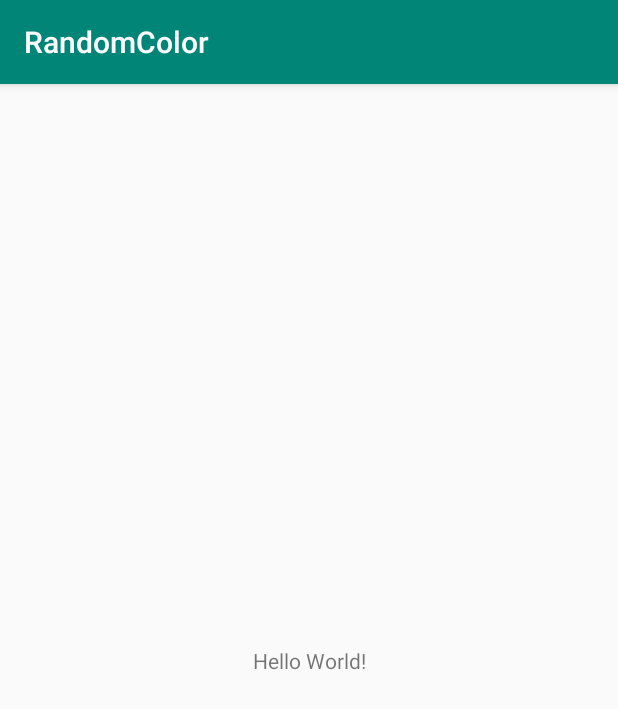
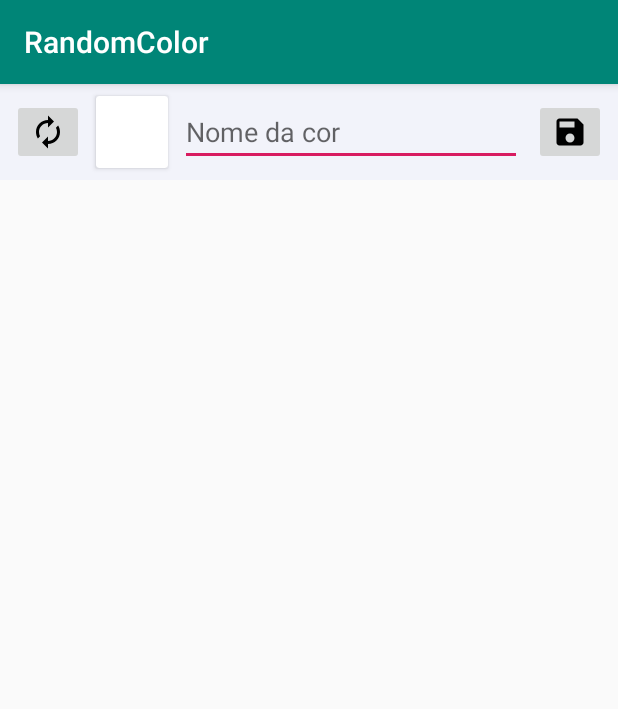
Before and after one commit to programacaodinamica/RandomColor, an Android app: the screen it shows after launch (MainActivity), on a phone screen of 412 x 824 dp. Shown: the top 709 px of the screen. Run offline under Robolectric (Android 15) with nearby library versions, the phone set to English and light mode, and no system bars.

Commit message:
created model; added fragment; working on ui elements: cardview and recyclerview

```diff
--- a/app/build.gradle
+++ b/app/build.gradle
@@ -3,6 +3,8 @@ apply plugin: 'com.android.application'
 apply plugin: 'kotlin-android'
 
 apply plugin: 'kotlin-android-extensions'
+
+apply plugin: 'kotlin-kapt'
 
 android {
     compileSdkVersion 29
@@ -24,11 +26,16 @@ android {
 }
 
 dependencies {
+    def lifecycle_version = "2.1.0"
+
     implementation fileTree(dir: 'libs', include: ['*.jar'])
     implementation "org.jetbrains.kotlin:kotlin-stdlib-jdk7:$kotlin_version"
     implementation 'androidx.appcompat:appcompat:1.1.0'
-    implementation 'androidx.core:core-ktx:1.0.2'
+    implementation 'androidx.core:core-ktx:1.1.0'
     implementation 'androidx.constraintlayout:constraintlayout:1.1.3'
+
+    implementation "androidx.lifecycle:lifecycle-extensions:$lifecycle_version"
+    kapt "androidx.lifecycle:lifecycle-compiler:$lifecycle_version"
     testImplementation 'junit:junit:4.12'
     androidTestImplementation 'androidx.test:runner:1.2.0'
     androidTestImplementation 'androidx.test.espresso:espresso-core:3.2.0'
--- /dev/null
+++ b/app/src/main/java/br/com/programacaodinamica/SavedColorsFragment.kt
@@ -0,0 +1,34 @@
+package br.com.programacaodinamica
+
+import androidx.lifecycle.ViewModelProviders
+import android.os.Bundle
+import androidx.fragment.app.Fragment
+import android.view.LayoutInflater
+import android.view.View
+import android.view.ViewGroup
+
+import br.com.programacaodinamica.randomcolor.R
+
+class SavedColorsFragment : Fragment() {
+
+    companion object {
+        fun newInstance() = SavedColorsFragment()
+    }
+
+    private lateinit var savedColorsViewModel: SavedColorsViewModel
+
+    override fun onCreateView(
+        inflater: LayoutInflater, container: ViewGroup?,
+        savedInstanceState: Bundle?
+    ): View? {
+        return inflater.inflate(R.layout.saved_colors_fragment, container, false)
+    }
+
+    override fun onActivityCreated(savedInstanceState: Bundle?) {
+        super.onActivityCreated(savedInstanceState)
+        activity?.let {
+            savedColorsViewModel = ViewModelProviders.of(it).get(SavedColorsViewModel::class.java)
+        }
+    }
+
+}
--- /dev/null
+++ b/app/src/main/java/br/com/programacaodinamica/SavedColorsViewModel.kt
@@ -0,0 +1,7 @@
+package br.com.programacaodinamica
+
+import androidx.lifecycle.ViewModel
+
+class SavedColorsViewModel : ViewModel() {
+    // TODO: Implement the ViewModel
+}
--- /dev/null
+++ b/app/src/main/java/br/com/programacaodinamica/randomcolor/commom/Extensions.kt
@@ -0,0 +1,3 @@
+package br.com.programacaodinamica.randomcolor.commom
+
+fun Int.toHexCode() = String.format("%06X", 0xFFFFFF and this)
--- /dev/null
+++ b/app/src/main/java/br/com/programacaodinamica/randomcolor/model/NamedColor.kt
@@ -0,0 +1,15 @@
+package br.com.programacaodinamica.randomcolor.model
+
+import br.com.programacaodinamica.randomcolor.commom.toHexCode
+
+
+const val NO_NAME = "Sem nome"
+
+class NamedColor(val id:Int,
+                 val _name:String?=null){
+    val code: String
+    get() = id.toHexCode()
+
+    val name: String
+    get() = _name ?: NO_NAME
+}
--- /dev/null
+++ b/app/src/main/res/drawable/ic_autorenew_black_24dp.xml
@@ -0,0 +1,9 @@
+<vector xmlns:android="http://schemas.android.com/apk/res/android"
+        android:width="24dp"
+        android:height="24dp"
+        android:viewportWidth="24.0"
+        android:viewportHeight="24.0">
+    <path
+        android:fillColor="#FF000000"
+        android:pathData="M12,6v3l4,-4 -4,-4v3c-4.42,0 -8,3.58 -8,8 0,1.57 0.46,3.03 1.24,4.26L6.7,14.8c-0.45,-0.83 -0.7,-1.79 -0.7,-2.8 0,-3.31 2.69,-6 6,-6zM18.76,7.74L17.3,9.2c0.44,0.84 0.7,1.79 0.7,2.8 0,3.31 -2.69,6 -6,6v-3l-4,4 4,4v-3c4.42,0 8,-3.58 8,-8 0,-1.57 -0.46,-3.03 -1.24,-4.26z"/>
+</vector>
--- /dev/null
+++ b/app/src/main/res/drawable/ic_save_black_24dp.xml
@@ -0,0 +1,9 @@
+<vector xmlns:android="http://schemas.android.com/apk/res/android"
+        android:width="24dp"
+        android:height="24dp"
+        android:viewportWidth="24.0"
+        android:viewportHeight="24.0">
+    <path
+        android:fillColor="#FF000000"
+        android:pathData="M17,3L5,3c-1.11,0 -2,0.9 -2,2v14c0,1.1 0.89,2 2,2h14c1.1,0 2,-0.9 2,-2L21,7l-4,-4zM12,19c-1.66,0 -3,-1.34 -3,-3s1.34,-3 3,-3 3,1.34 3,3 -1.34,3 -3,3zM15,9L5,9L5,5h10v4z"/>
+</vector>
--- a/app/src/main/res/layout/activity_main.xml
+++ b/app/src/main/res/layout/activity_main.xml
@@ -6,13 +6,15 @@
     android:layout_height="match_parent"
     tools:context=".MainActivity">
 
-    <TextView
-        android:layout_width="wrap_content"
-        android:layout_height="wrap_content"
-        android:text="Hello World!"
+
+    <fragment
+        android:id="@+id/fragment"
+        android:name="br.com.programacaodinamica.SavedColorsFragment"
+        android:layout_width="0dp"
+        android:layout_height="0dp"
         app:layout_constraintBottom_toBottomOf="parent"
-        app:layout_constraintLeft_toLeftOf="parent"
-        app:layout_constraintRight_toRightOf="parent"
-        app:layout_constraintTop_toTopOf="parent" />
-
+        app:layout_constraintEnd_toEndOf="parent"
+        app:layout_constraintStart_toStartOf="parent"
+        app:layout_constraintTop_toTopOf="parent"
+        tools:layout="@layout/saved_colors_fragment" />
 </androidx.constraintlayout.widget.ConstraintLayout>
--- /dev/null
+++ b/app/src/main/res/layout/saved_colors_fragment.xml
@@ -0,0 +1,90 @@
+<?xml version="1.0" encoding="utf-8"?>
+<androidx.constraintlayout.widget.ConstraintLayout xmlns:android="http://schemas.android.com/apk/res/android"
+    xmlns:app="http://schemas.android.com/apk/res-auto"
+    xmlns:tools="http://schemas.android.com/tools"
+    android:layout_width="match_parent"
+    android:layout_height="match_parent"
+    tools:context="br.com.programacaodinamica.SavedColorsFragment">
+
+    <androidx.constraintlayout.widget.ConstraintLayout
+        android:id="@+id/constraintLayout"
+        android:layout_width="0dp"
+        android:layout_height="wrap_content"
+        android:background="#0A304FFE"
+        app:layout_constraintEnd_toEndOf="parent"
+        app:layout_constraintStart_toStartOf="parent"
+        app:layout_constraintTop_toTopOf="parent">
+
+        <ImageButton
+            android:id="@+id/refresh_button"
+            android:layout_width="wrap_content"
+            android:layout_height="wrap_content"
+            android:layout_marginStart="8dp"
+            android:layout_marginLeft="8dp"
+            android:layout_marginTop="8dp"
+            android:layout_marginBottom="8dp"
+            android:src="@drawable/ic_autorenew_black_24dp"
+            app:layout_constraintBottom_toBottomOf="parent"
+            app:layout_constraintStart_toStartOf="parent"
+            app:layout_constraintTop_toTopOf="parent" />
+
+        <androidx.cardview.widget.CardView
+            android:id="@+id/cardView"
+            android:layout_width="48dp"
+            android:layout_height="48dp"
+            android:layout_marginStart="8dp"
+            android:layout_marginLeft="8dp"
+            android:layout_marginTop="8dp"
+            android:layout_marginBottom="8dp"
+            app:layout_constraintBottom_toBottomOf="parent"
+            app:layout_constraintStart_toEndOf="@+id/refresh_button"
+            app:layout_constraintTop_toTopOf="parent" />
+
+        <EditText
+            android:id="@+id/editText"
+            android:layout_width="0dp"
+            android:layout_height="wrap_content"
+            android:layout_marginStart="8dp"
+            android:layout_marginLeft="8dp"
+            android:layout_marginTop="8dp"
+            android:layout_marginEnd="8dp"
+            android:layout_marginRight="8dp"
+            android:layout_marginBottom="8dp"
+            android:ems="10"
+            android:hint="Nome da cor"
+            android:inputType="textPersonName"
+            app:layout_constraintBottom_toBottomOf="parent"
+            app:layout_constraintEnd_toStartOf="@+id/save_button"
+            app:layout_constraintStart_toEndOf="@+id/cardView"
+            app:layout_constraintTop_toTopOf="parent" />
+
+        <ImageButton
+            android:id="@+id/save_button"
+            android:layout_width="wrap_content"
+            android:layout_height="wrap_content"
+            android:layout_marginTop="8dp"
+            android:layout_marginEnd="8dp"
+            android:layout_marginRight="8dp"
+            android:layout_marginBottom="8dp"
+            android:src="@drawable/ic_save_black_24dp"
+            app:layout_constraintBottom_toBottomOf="parent"
+            app:layout_constraintEnd_toEndOf="parent"
+            app:layout_constraintTop_toTopOf="parent" />
+
+    </androidx.constraintlayout.widget.ConstraintLayout>
+
+    <androidx.recyclerview.widget.RecyclerView
+        android:layout_width="200dp"
+        android:layout_height="200dp"
+        android:layout_marginStart="8dp"
+        android:layout_marginLeft="8dp"
+        android:layout_marginTop="8dp"
+        android:layout_marginEnd="8dp"
+        android:layout_marginRight="8dp"
+        android:layout_marginBottom="8dp"
+        app:layout_constraintBottom_toBottomOf="parent"
+        app:layout_constraintEnd_toEndOf="parent"
+        app:layout_constraintStart_toStartOf="parent"
+        app:layout_constraintTop_toBottomOf="@+id/constraintLayout" />
+
+</androidx.constraintlayout.widget.ConstraintLayout>
```
